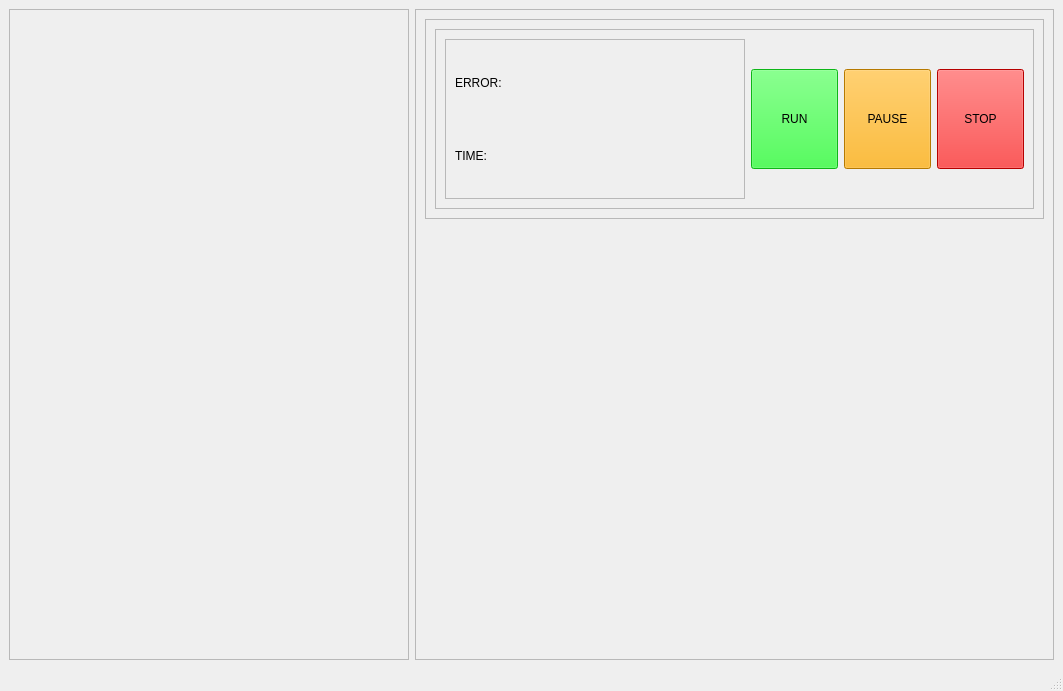
Above: heat_transfer_gui.ui from grdddj/Diploma-Thesis---Inverse-Heat-Transfer before the change. Below: the same form after it.
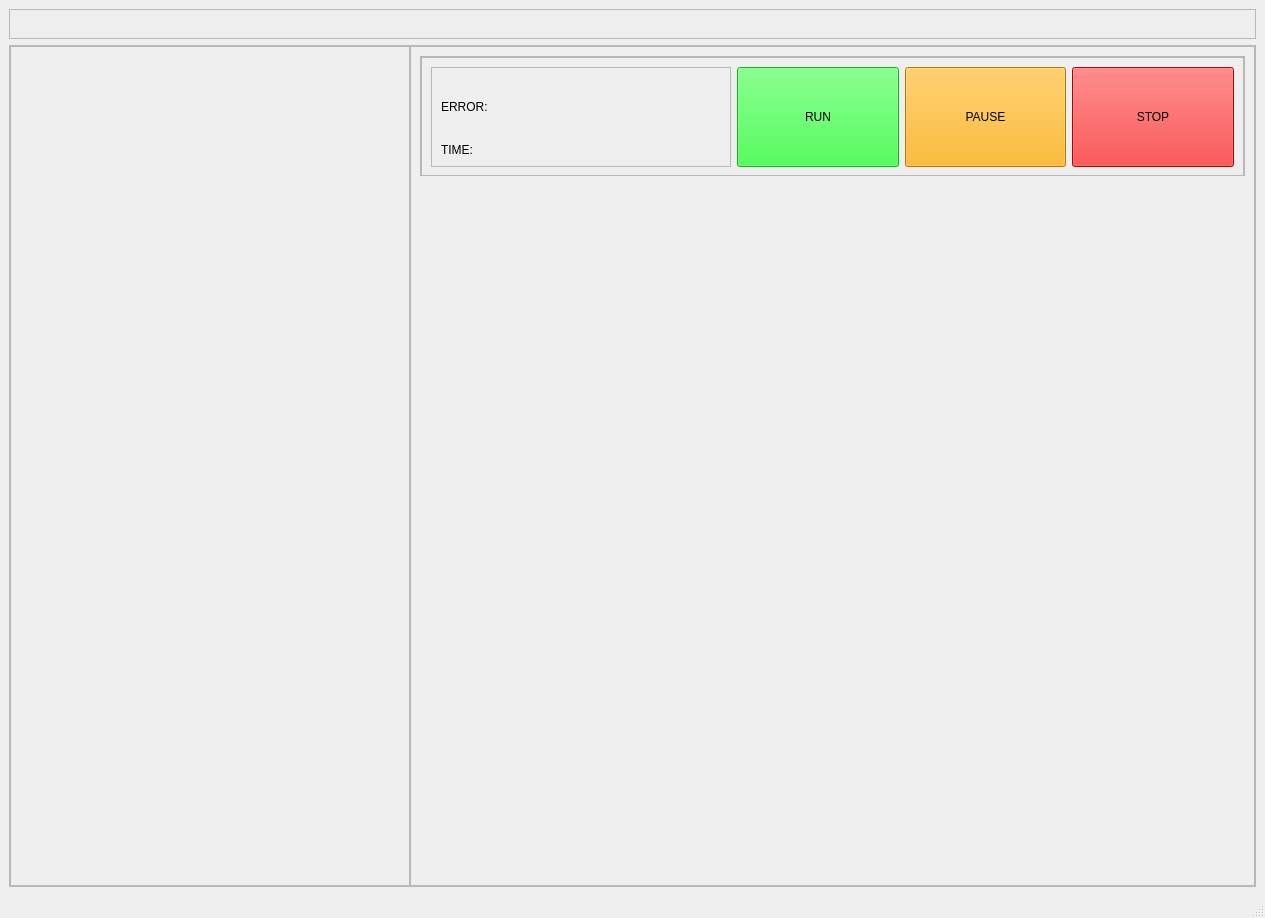
That is the form after the change.

Commit message: Info label for the user

What changed in the file:
```diff
--- a/heat_transfer_gui.ui
+++ b/heat_transfer_gui.ui
@@ -6,17 +6,97 @@
    <rect>
     <x>0</x>
     <y>0</y>
-    <width>1063</width>
-    <height>691</height>
+    <width>1265</width>
+    <height>918</height>
    </rect>
   </property>
   <property name="windowTitle">
    <string>MainWindow</string>
   </property>
   <widget class="QWidget" name="centralwidget">
-   <layout class="QHBoxLayout" name="horizontalLayout">
+   <layout class="QVBoxLayout" name="verticalLayout">
+    <item>
+     <widget class="QFrame" name="frame">
+      <property name="minimumSize">
+       <size>
+        <width>0</width>
+        <height>30</height>
+       </size>
+      </property>
+      <property name="maximumSize">
+       <size>
+        <width>16777215</width>
+        <height>30</height>
+       </size>
+      </property>
+      <property name="frameShape">
+       <enum>QFrame::StyledPanel</enum>
+      </property>
+      <property name="frameShadow">
+       <enum>QFrame::Raised</enum>
+      </property>
+      <widget class="QLabel" name="info_label">
+       <property name="geometry">
+        <rect>
+         <x>0</x>
+         <y>0</y>
+         <width>1001</width>
+         <height>30</height>
+        </rect>
+       </property>
+       <property name="sizePolicy">
+        <sizepolicy hsizetype="Expanding" vsizetype="Expanding">
+         <horstretch>0</horstretch>
+         <verstretch>0</verstretch>
+        </sizepolicy>
+       </property>
+       <property name="minimumSize">
+        <size>
+         <width>1000</width>
+         <height>30</height>
+        </size>
+       </property>
+       <property name="maximumSize">
+        <size>
+         <width>16777215</width>
+         <height>30</height>
+        </size>
+       </property>
+       <property name="styleSheet">
+        <string notr="true">font: 75 15pt &quot;MS Shell Dlg 2&quot;;</string>
+       </property>
+       <property name="text">
+        <string/>
+       </property>
+      </widget>
+     </widget>
+    </item>
     <item>
      <widget class="QFrame" name="frame_2">
+      <property name="frameShape">
+       <enum>QFrame::StyledPanel</enum>
+      </property>
+      <property name="frameShadow">
+       <enum>QFrame::Raised</enum>
+      </property>
+      <layout class="QHBoxLayout" name="horizontalLayout">
+       <property name="spacing">
+        <number>0</number>
+       </property>
+       <property name="leftMargin">
+        <number>0</number>
+       </property>
+       <property name="topMargin">
+        <number>0</number>
+       </property>
+       <property name="rightMargin">
+        <number>0</number>
+       </property>
+       <property name="bottomMargin">
+        <number>0</number>
+       </property>
+       <item>
+        <widget class="QFrame" name="frame_11">
       <property name="maximumSize">
        <size>
         <width>400</width>
@@ -30,53 +110,86 @@
        <enum>QFrame::Raised</enum>
       </property>
       <layout class="QHBoxLayout" name="horizontalLayout_2">
+          <property name="leftMargin">
+           <number>0</number>
+          </property>
+          <property name="topMargin">
+           <number>0</number>
+          </property>
+          <property name="rightMargin">
+           <number>0</number>
+          </property>
+          <property name="bottomMargin">
+           <number>0</number>
+          </property>
        <item>
-        <layout class="QVBoxLayout" name="verticalLayout"/>
+           <layout class="QVBoxLayout" name="verticalLayout_6"/>
        </item>
       </layout>
      </widget>
     </item>
-    <item>
-     <widget class="QFrame" name="frame">
-      <property name="frameShape">
-       <enum>QFrame::StyledPanel</enum>
-      </property>
-      <property name="frameShadow">
-       <enum>QFrame::Raised</enum>
-      </property>
-      <layout class="QVBoxLayout" name="verticalLayout_2">
-       <item>
-        <widget class="QFrame" name="frame_3">
-         <property name="maximumSize">
-          <size>
-           <width>16777215</width>
-           <height>200</height>
-          </size>
-         </property>
-         <property name="frameShape">
-          <enum>QFrame::StyledPanel</enum>
-         </property>
-         <property name="frameShadow">
-          <enum>QFrame::Raised</enum>
-         </property>
-         <layout class="QHBoxLayout" name="horizontalLayout_3">
-          <item>
-           <widget class="QFrame" name="frame_5">
-            <property name="minimumSize">
-             <size>
-              <width>0</width>
-              <height>120</height>
-             </size>
-            </property>
-            <property name="frameShape">
-             <enum>QFrame::StyledPanel</enum>
-            </property>
-            <property name="frameShadow">
-             <enum>QFrame::Raised</enum>
-            </property>
-            <layout class="QHBoxLayout" name="horizontalLayout_6">
              <item>
               <widget class="QFrame" name="frame_4">
+         <property name="frameShape">
+          <enum>QFrame::StyledPanel</enum>
+         </property>
+         <property name="frameShadow">
+          <enum>QFrame::Raised</enum>
+         </property>
+         <layout class="QVBoxLayout" name="verticalLayout_3">
+          <item>
+           <widget class="QFrame" name="frame_8">
+            <property name="maximumSize">
+             <size>
+              <width>16777215</width>
+              <height>120</height>
+             </size>
+            </property>
+            <property name="frameShape">
+             <enum>QFrame::StyledPanel</enum>
+            </property>
+            <property name="frameShadow">
+             <enum>QFrame::Raised</enum>
+            </property>
+            <layout class="QHBoxLayout" name="horizontalLayout_4">
+             <property name="leftMargin">
+              <number>0</number>
+             </property>
+             <property name="topMargin">
+              <number>0</number>
+             </property>
+             <property name="rightMargin">
+              <number>0</number>
+             </property>
+             <property name="bottomMargin">
+              <number>0</number>
+             </property>
+             <item>
+              <widget class="QFrame" name="frame_9">
+               <property name="enabled">
+                <bool>true</bool>
+               </property>
+               <property name="minimumSize">
+                <size>
+                 <width>0</width>
+                 <height>120</height>
+                </size>
+               </property>
+               <property name="maximumSize">
+                <size>
+                 <width>16777215</width>
+                 <height>120</height>
+                </size>
+               </property>
+               <property name="frameShape">
+                <enum>QFrame::StyledPanel</enum>
+               </property>
+               <property name="frameShadow">
+                <enum>QFrame::Raised</enum>
+               </property>
+               <layout class="QHBoxLayout" name="horizontalLayout_7">
+                <item>
+                 <widget class="QFrame" name="frame_10">
                <property name="minimumSize">
                 <size>
                  <width>300</width>
@@ -89,9 +202,15 @@
                <property name="frameShadow">
                 <enum>QFrame::Raised</enum>
                </property>
-               <layout class="QVBoxLayout" name="verticalLayout_4">
+                  <layout class="QVBoxLayout" name="verticalLayout_5">
                 <item>
-                 <widget class="QLabel" name="error_label">
+                    <widget class="QLabel" name="error_label_2">
+                     <property name="sizePolicy">
+                      <sizepolicy hsizetype="Minimum" vsizetype="Minimum">
+                       <horstretch>0</horstretch>
+                       <verstretch>0</verstretch>
+                      </sizepolicy>
+                     </property>
                   <property name="minimumSize">
                    <size>
                     <width>0</width>
@@ -126,7 +245,7 @@
               </widget>
              </item>
              <item>
-              <widget class="QPushButton" name="button_run_2">
+                 <widget class="QPushButton" name="button_run_3">
                <property name="minimumSize">
                 <size>
                  <width>0</width>
@@ -143,7 +262,7 @@
               </widget>
              </item>
              <item>
-              <widget class="QPushButton" name="button_pause_2">
+                 <widget class="QPushButton" name="button_pause_3">
                <property name="minimumSize">
                 <size>
                  <width>0</width>
@@ -160,7 +279,7 @@
               </widget>
              </item>
              <item>
-              <widget class="QPushButton" name="button_stop_2">
+                 <widget class="QPushButton" name="button_stop_3">
                <property name="minimumSize">
                 <size>
                  <width>0</width>
@@ -183,14 +302,30 @@
         </widget>
        </item>
        <item>
-        <widget class="QWidget" name="plot_area_2" native="true">
+           <widget class="QWidget" name="plot_area_3" native="true">
          <property name="minimumSize">
           <size>
            <width>0</width>
            <height>100</height>
           </size>
          </property>
-         <layout class="QVBoxLayout" name="plot_area_layout_2"/>
+            <layout class="QVBoxLayout" name="plot_area_layout_3">
+             <property name="leftMargin">
+              <number>0</number>
+             </property>
+             <property name="topMargin">
+              <number>0</number>
+             </property>
+             <property name="rightMargin">
+              <number>0</number>
+             </property>
+             <property name="bottomMargin">
+              <number>0</number>
+             </property>
+            </layout>
+           </widget>
+          </item>
+         </layout>
         </widget>
        </item>
       </layout>
```
Left out of the diff: 4 changed lines with no effect on the pictures. Lines whose indentation alone changed are shown as unchanged. The commit also changes 2 other files.
